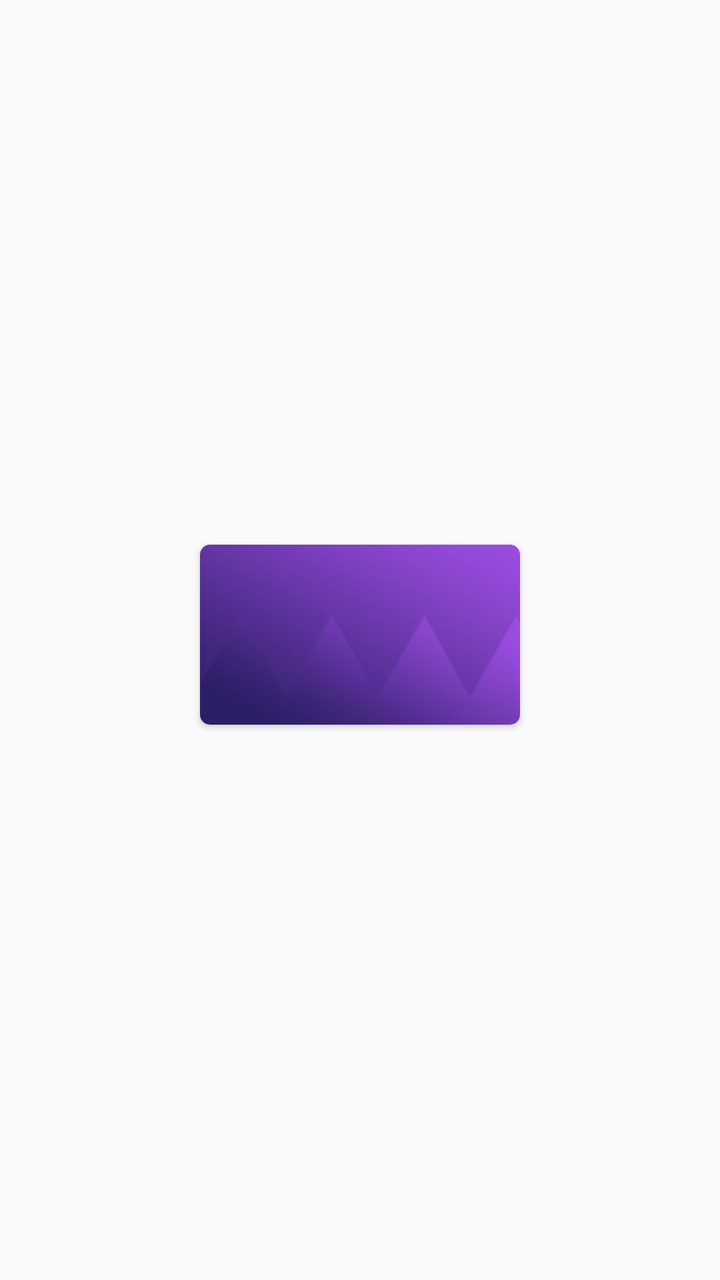
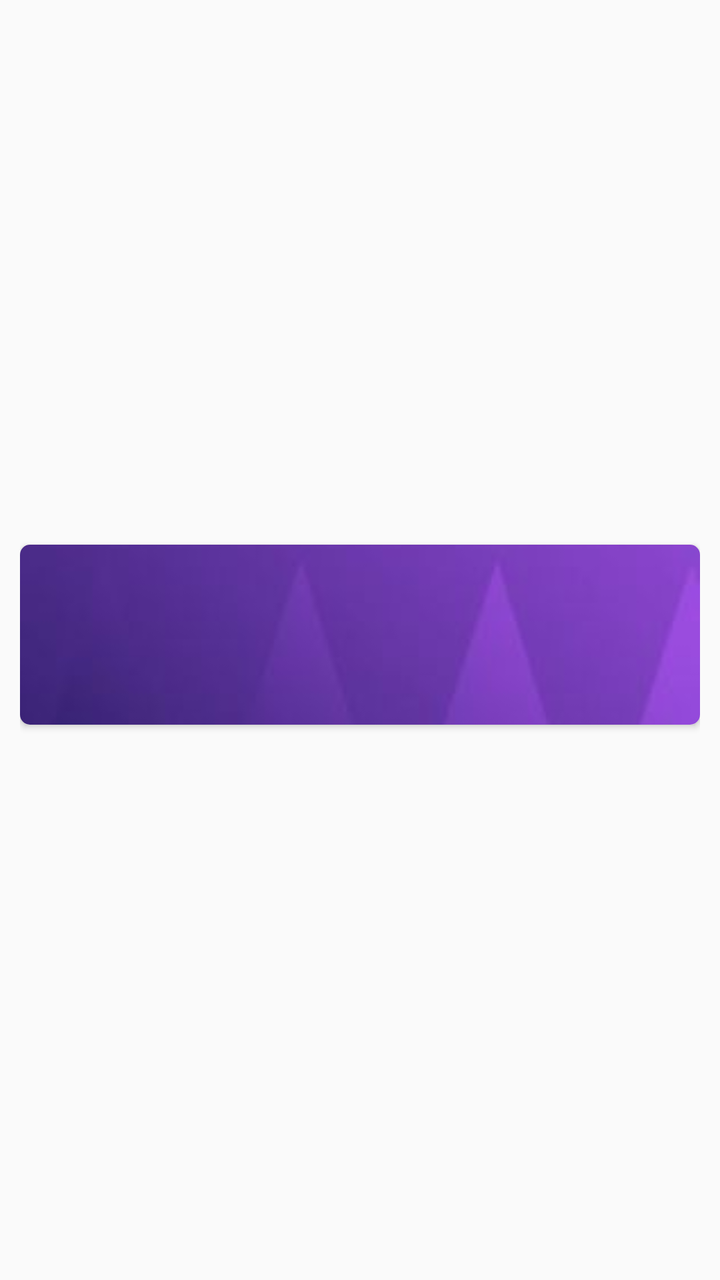

Two renders of the same Android screen: before a commit and after it. Below are the layout's source before the change and the commit's diff.
<!-- AndroidManifest.xml: application theme Theme.Hudba -->
<!-- res/layout/rv_item_search.xml -->
<?xml version="1.0" encoding="utf-8"?>
<LinearLayout xmlns:android="http://schemas.android.com/apk/res/android"
    xmlns:tools="http://schemas.android.com/tools"
    android:layout_width="match_parent"
    android:layout_height="wrap_content"
    xmlns:app="http://schemas.android.com/apk/res-auto"
    android:layout_gravity="center"
    android:gravity="center"
    android:orientation="vertical">


    <LinearLayout
        android:id="@+id/gc_relative_layout"
        android:layout_width="match_parent"
        android:layout_height="match_parent"
        android:gravity="center"
        android:orientation="vertical"
        android:padding="@dimen/padding_10"
        android:layout_marginBottom="@dimen/margin_5">
        <androidx.cardview.widget.CardView
            android:id="@+id/card"
            android:layout_width="160dp"
            android:layout_height="90dp"
            app:cardCornerRadius="@dimen/margin_5"
            >
            <RelativeLayout
                android:layout_width="match_parent"
                android:layout_height="match_parent">

                <ImageView
                    android:id="@+id/rm_image"
                    android:layout_width="match_parent"
                    android:layout_height="match_parent"
                    android:src="@drawable/aaa"
                    android:scaleType="fitXY"
                    android:layout_gravity="center" />

                <TextView
                    android:id="@+id/rm_name"
                    android:layout_width="wrap_content"
                    android:layout_height="wrap_content"
                    android:layout_centerHorizontal="true"
                    android:layout_centerVertical="true"
                    android:gravity="center"
                    android:padding="@dimen/padding_5"
                    android:textStyle="bold"
                    android:textColor="@color/white_color"
                    android:textSize="@dimen/text_20" />
            </RelativeLayout>
        </androidx.cardview.widget.CardView>


    </LinearLayout>

</LinearLayout>
<!-- resources referenced by this layout -->
<resources>
  <color name="white_color">#FFFFFFFF</color>
  <dimen name="margin_5">5dp</dimen>
  <dimen name="padding_10">10dp</dimen>
  <dimen name="padding_5">5dp</dimen>
  <dimen name="text_20">20sp</dimen>
  <!-- drawable aaa: jpg bitmap (drawable-xxxhdpi, 3185 bytes) -->
  <style name="Theme.Hudba" parent="Theme.AppCompat.DayNight.NoActionBar">
          
          <item name="colorPrimary">@color/black_color</item>
          <item name="colorPrimaryVariant">@color/black_color</item>
          <item name="colorOnPrimary">@color/white_color</item>
          
          <item name="android:statusBarColor" tools:targetApi="l">?attr/colorPrimaryVariant</item>
          <item name="android:autofilledHighlight" tools:ignore="NewApi">@color/transparent_color</item>
          
      </style>
  <color name="black_color">#FF000000</color>
  <color name="transparent_color">#00FFFFFF</color>
</resources>

<!-- the commit's change to res/layout/rv_item_search.xml (unified diff, before → after) -->
@@ -19,7 +19,7 @@
         android:layout_marginBottom="@dimen/margin_5">
         <androidx.cardview.widget.CardView
             android:id="@+id/card"
-            android:layout_width="160dp"
+            android:layout_width="match_parent"
             android:layout_height="90dp"
             app:cardCornerRadius="@dimen/margin_5"
             >
@@ -32,7 +32,7 @@
                     android:layout_width="match_parent"
                     android:layout_height="match_parent"
                     android:src="@drawable/aaa"
-                    android:scaleType="fitXY"
+                    android:scaleType="centerCrop"
                     android:layout_gravity="center" />
 
                 <TextView
